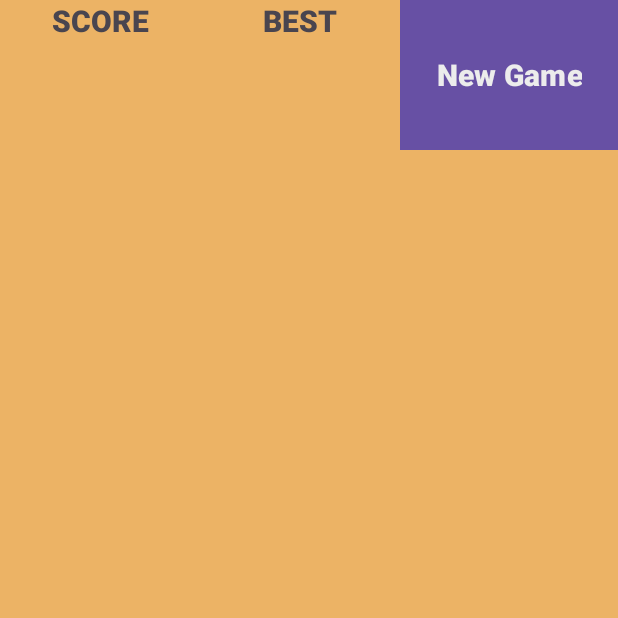
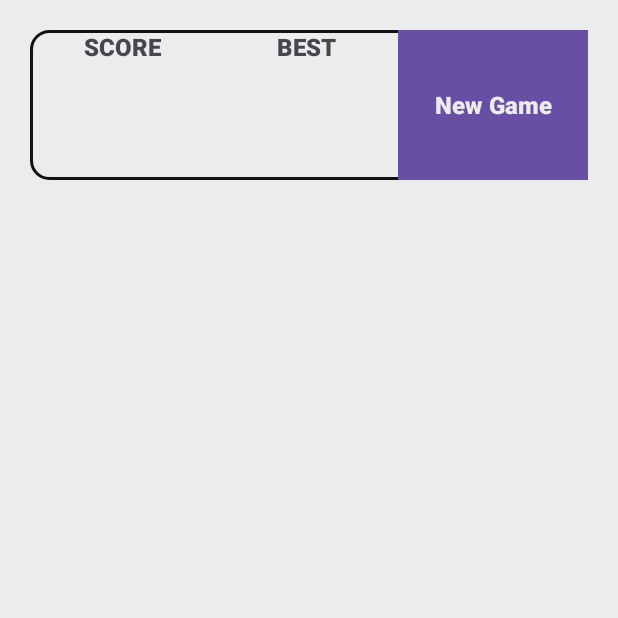
Before and after one commit to J4F3ET/JOB.PPC, an Android app: the screen it shows after launch (MainActivity), on a phone screen of 412 x 824 dp, the top half of it. Run offline under Robolectric (Android 15) with nearby library versions, the phone set to English and light mode, and no system bars.

```diff
--- /dev/null
+++ b/app/src/main/res/drawable/border.xml
@@ -0,0 +1,8 @@
+<?xml version="1.0" encoding="utf-8"?>
+<shape xmlns:android="http://schemas.android.com/apk/res/android">
+    <solid android:color="@color/transparent"/>
+    <corners android:radius="12dp"/>
+    <stroke
+        android:width="2dp"
+        android:color="@color/black"/>
+</shape>
--- a/app/src/main/res/layout/activity_main.xml
+++ b/app/src/main/res/layout/activity_main.xml
@@ -5,14 +5,20 @@
     android:id="@+id/main"
     android:layout_width="match_parent"
     android:layout_height="match_parent"
-    android:background="@color/sand"
+    android:background="@color/white"
     tools:context=".MainActivity">
 
     <LinearLayout
         android:id="@+id/container"
         android:layout_width="match_parent"
         android:layout_height="match_parent"
-        android:orientation="vertical">
+        android:padding="10dp"
+        android:layout_margin="10dp"
+        android:orientation="vertical"
+        tools:layout_editor_absoluteX="10dp"
+        tools:layout_editor_absoluteY="10dp"
+        android:gravity="center">
+
         <LinearLayout
             android:id="@+id/toolBar"
             android:layout_width="match_parent"
@@ -20,13 +26,15 @@
             android:orientation="horizontal"
             app:layout_constraintEnd_toEndOf="parent"
             app:layout_constraintStart_toStartOf="parent"
-            app:layout_constraintTop_toTopOf="parent">
+            app:layout_constraintTop_toTopOf="parent"
+            android:background="@drawable/border">>
 
             <LinearLayout
                 android:layout_width="0dp"
                 android:layout_height="match_parent"
-                android:layout_weight="1"
+                android:layout_weight="2"
                 android:orientation="vertical">
+
 
                 <TextView
                     android:id="@+id/textScore"
@@ -36,7 +44,7 @@
                     android:text="@string/text_score"
                     android:textAlignment="center"
                     android:textAllCaps="true"
-                    android:textSize="20sp"
+                    android:textSize="@dimen/text_size_medium"
                     android:typeface="sans" />
 
                 <TextView
@@ -47,6 +55,7 @@
                     android:fontFamily="sans-serif-black"
                     android:text="@string/text_empty"
                     android:textAlignment="center"
+                    android:textSize="@dimen/text_size_large"
                     android:textAllCaps="true"
                     android:typeface="sans" />
             </LinearLayout>
@@ -54,7 +63,7 @@
             <LinearLayout
                 android:layout_width="0dp"
                 android:layout_height="match_parent"
-                android:layout_weight="1"
+                android:layout_weight="2"
                 android:orientation="vertical">
 
                 <TextView
@@ -65,7 +74,7 @@
                     android:text="@string/text_best"
                     android:textAlignment="center"
                     android:textAllCaps="true"
-                    android:textSize="20sp"
+                    android:textSize="@dimen/text_size_medium"
                     android:typeface="normal" />
 
                 <TextView
@@ -75,33 +84,32 @@
                     android:layout_weight="2"
                     android:fontFamily="sans-serif-black"
                     android:text="@string/text_empty"
+                    android:textSize="@dimen/text_size_large"
                     android:textAlignment="center"
                     android:textAllCaps="true"
                     android:typeface="sans" />
             </LinearLayout>
+
             <Button
                 android:id="@+id/btn_newGame"
                 android:layout_width="wrap_content"
                 android:layout_height="match_parent"
-                android:background="@color/blue_300"
+                android:background="@color/blue_400"
                 android:fontFamily="sans-serif-black"
                 android:text="@string/text_newGame"
                 android:textAlignment="center"
                 android:textColor="@color/white"
-                android:textSize="20sp"
+                android:textSize="@dimen/text_size_medium"
                 android:typeface="normal" />
+        </LinearLayout>
+        <LinearLayout
+            android:id="@+id/container_board"
+            android:layout_width="match_parent"
+            android:layout_height="match_parent"
+            android:gravity="center"
+            android:orientation="horizontal">
 
         </LinearLayout>
 
-        <GridView
-            android:id="@+id/grid"
-            android:layout_width="match_parent"
-            android:layout_height="match_parent"
-            android:columnWidth="120dp"
-            android:horizontalSpacing="5dp"
-            android:numColumns="4"
-            android:padding="5dp"
-            android:verticalSpacing="5dp"
-            />
     </LinearLayout>
 </androidx.constraintlayout.widget.ConstraintLayout>
--- a/app/src/main/res/values/colors.xml
+++ b/app/src/main/res/values/colors.xml
@@ -1,5 +1,10 @@
 <?xml version="1.0" encoding="utf-8"?>
 <resources>
+    <color name="yellow_300">#F4D03F</color>
+    <color name="orange_300">#E67E22</color>
+    <color name="red_300">#E74C3C</color>
+    <color name="green_300">#27AE60</color>
+    <color name="purple_300">#9B59B6</color>
     <color name="blue_500">#041C32</color>
     <color name="blue_400">#04293A</color>
     <color name="blue_300">#064663</color>
--- /dev/null
+++ b/app/src/main/res/values/text.xml
@@ -0,0 +1,7 @@
+<?xml version="1.0" encoding="utf-8"?>
+<resources>
+    <dimen name="text_size_small">12sp</dimen>
+    <dimen name="text_size_medium">16sp</dimen>
+    <dimen name="text_size_large">20sp</dimen>
+    <dimen name="text_size_extra_large">24sp</dimen>
+</resources>
```
Also changed, not shown: app/src/main/res/drawable/border_blue_300.xml (added, +7 -0 lines), app/src/main/res/drawable/border_blue_400.xml (added, +8 -0 lines), app/src/main/res/drawable/border_blue_500.xml (added, +7 -0 lines), app/src/main/res/drawable/border_brown.xml (added, +7 -0 lines), app/src/main/res/drawable/border_brown_dark.xml (added, +7 -0 lines).
